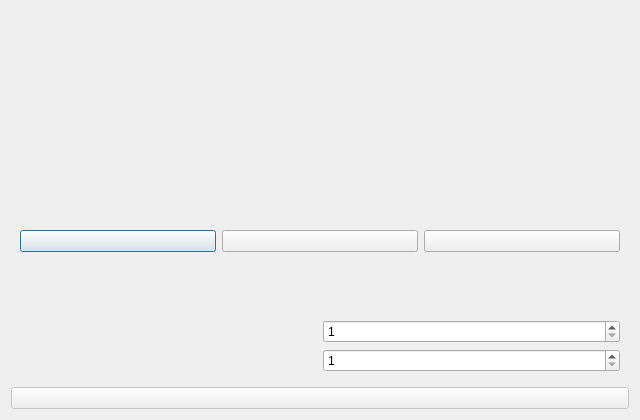
The window that designer/selector.ui (ptigci/UI) describes before a commit, drawn with Qt 5.
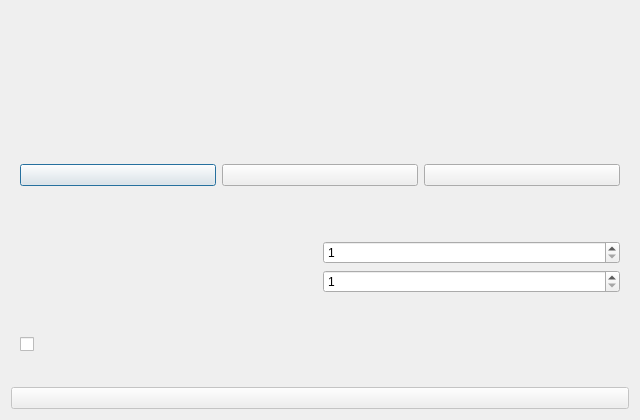
The same window after the commit.

```diff
--- a/designer/selector.ui
+++ b/designer/selector.ui
@@ -134,6 +134,45 @@
      </layout>
     </widget>
    </item>
+   <item>
+    <widget class="QFrame" name="developercard">
+     <property name="surface" stdset="0">
+      <string>panel</string>
+     </property>
+     <layout class="QVBoxLayout" name="developerlayout">
+      <item>
+       <widget class="QLabel" name="developerheading">
+        <property name="role" stdset="0">
+         <string>heading</string>
+        </property>
+        <property name="text">
+         <string/>
+        </property>
+       </widget>
+      </item>
+      <item>
+       <widget class="QCheckBox" name="developermodeCheckBox">
+        <property name="text">
+         <string/>
+        </property>
+       </widget>
+      </item>
+      <item>
+       <widget class="QLabel" name="developerhintlabel">
+        <property name="role" stdset="0">
+         <string>hint</string>
+        </property>
+        <property name="text">
+         <string/>
+        </property>
+        <property name="wordWrap">
+         <bool>true</bool>
+        </property>
+       </widget>
+      </item>
+     </layout>
+    </widget>
+   </item>
    <item>
     <widget class="QPushButton" name="continuebtn">
      <property name="enabled">
```
